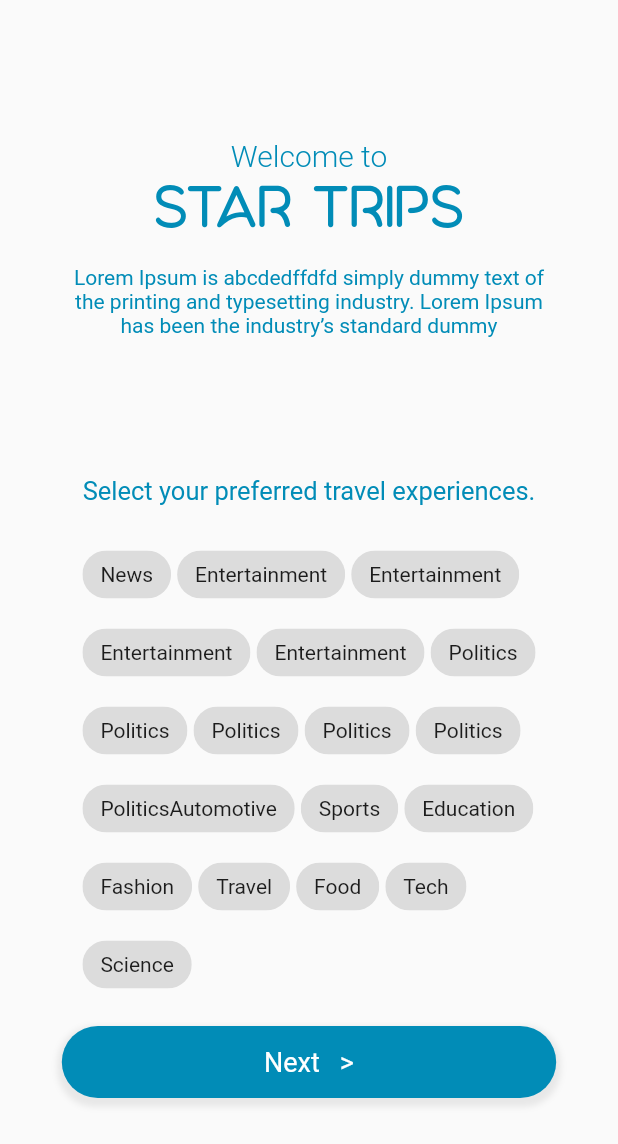
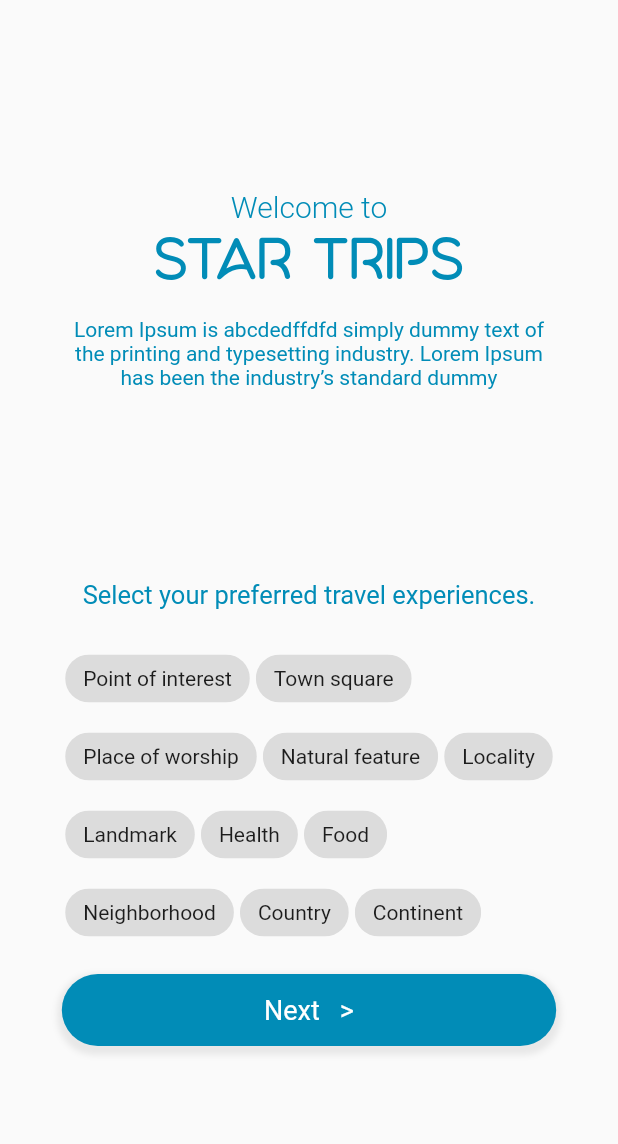
Before and after one commit to SEP-S5-Smart-Travel-Itinerary/FrontEnd_Flutter, a Flutter app: the UserPreference screen opened directly, on a phone screen of 412 x 824 dp. Shown: the top 1144 px of the screen. Run offline on Flutter 3.47's test engine with Material 2 defaults, Android fonts, the phone set to English and light mode, and no system bars; our stand-ins replace firebase_auth, firebase_core, flutter_keyboard_visibility, flutter_local_notifications, flutter_rating_bar, geocoding and 8 more; missing offline and left inert: date_range_form_field; accounts and stored records are empty; network calls fail.

Commit message:
user_preference, location

```diff
--- a/lib/main.dart
+++ b/lib/main.dart
@@ -39,7 +39,7 @@ class MyApp extends StatelessWidget {
         child: MaterialApp(
           theme: ThemeData(fontFamily: 'Roboto'),
           home: OpeningScreen(),
-          // home: Attraction()
+          // home: UserPreference()
           // home: TravelPlan()),
           // home: TravelPlanView(),
         ));
--- a/lib/screens/user_preference_screen.dart
+++ b/lib/screens/user_preference_screen.dart
@@ -3,6 +3,8 @@ import 'package:frontend_flutter/assets/colors.dart';
 import 'package:frontend_flutter/widgets/logo.dart';
 import 'package:frontend_flutter/assets/font_size.dart';
 import 'package:frontend_flutter/widgets/rounded_button_without_icon.dart';
+import '../controller/user_controller.dart';
+import '../main_screen.dart';
 
 class UserPreference extends StatefulWidget {
   @override
@@ -11,25 +13,17 @@ class UserPreference extends StatefulWidget {
 
 class _UserPreferenceState extends State<UserPreference> {
   List<String> options = [
-    'News',
-    'Entertainment',
-    'Entertainment',
-    'Entertainment',
-    'Entertainment',
-    'Politics',
-    'Politics',
-    'Politics',
-    'Politics',
-    'Politics',
-    'Politics'
-        'Automotive',
-    'Sports',
-    'Education',
-    'Fashion',
-    'Travel',
+    'Point of interest',
+    'Town square',
+    'Place of worship',
+    'Natural feature',
+    'Locality',
+    'Landmark',
+    'Health',
     'Food',
-    'Tech',
-    'Science',
+    'Neighborhood',
+    'Country',
+    'Continent',
   ];
 
   List<String> selectedChoices = [];
@@ -47,7 +41,7 @@ class _UserPreferenceState extends State<UserPreference> {
               selectedChoices.contains(item)
                   ? selectedChoices.remove(item)
                   : selectedChoices.add(item);
-              print(selectedChoices);
+              // print(selectedChoices);
             });
           },
         ),
@@ -106,7 +100,14 @@ class _UserPreferenceState extends State<UserPreference> {
                   SizedBox(
                     height: 15,
                   ),
-                  RoundedButton(text: "Next   >", color: PrimaryColor)
+                  RoundedButton(
+                    text: "Next   >",
+                    color: PrimaryColor,
+                    onPressed: () => addPreferences(selectedChoices)
+                        .whenComplete(() => Navigator.of(context)
+                            .pushReplacement(MaterialPageRoute(
+                                builder: (context) => MainScreen()))),
+                  )
                 ]),
               ],
             ),
```
Also changed, not shown: lib/controller/location_controller.dart (+8 -8 lines), lib/controller/user_controller.dart (added, +22 -0 lines), lib/models/location_data.dart (+73 -41 lines), lib/screens/attraction_screen.dart (+16 -17 lines).
